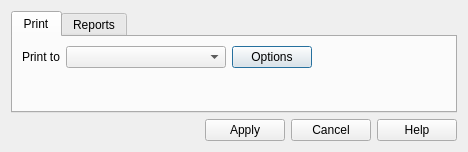
Old version of the form gui/iode_gui/menu/file/file_settings.ui in the repository plan-be/iode.
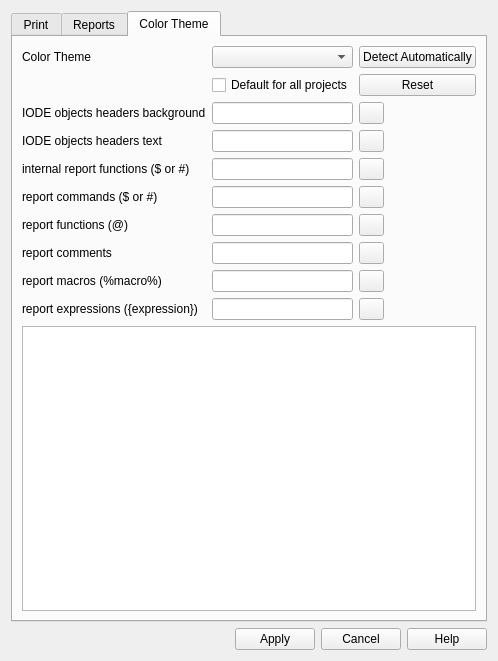
New version of the form. The open tabs and pages were chosen to show the change.

Commit message:
GUI: allowed users to choose the colors displayed in the IODE report editor
fix #1000

Diff of the .ui file:
```diff
--- a/gui/iode_gui/menu/file/file_settings.ui
+++ b/gui/iode_gui/menu/file/file_settings.ui
@@ -6,8 +6,8 @@
    <rect>
     <x>0</x>
     <y>0</y>
-    <width>468</width>
-    <height>152</height>
+    <width>495</width>
+    <height>661</height>
    </rect>
   </property>
   <property name="windowTitle">
@@ -156,10 +156,368 @@
          </attribute>
         </widget>
        </item>
+       <item row="2" column="0">
+        <spacer name="verticalSpacer_4">
+         <property name="orientation">
+          <enum>Qt::Vertical</enum>
+         </property>
+         <property name="sizeHint" stdset="0">
+          <size>
+           <width>20</width>
+           <height>40</height>
+          </size>
+         </property>
+        </spacer>
+       </item>
+      </layout>
+     </widget>
+     <widget class="QWidget" name="tab">
+      <attribute name="title">
+       <string>Color Theme</string>
+      </attribute>
+      <layout class="QGridLayout" name="gridLayout_4">
+       <item row="8" column="2">
+        <widget class="QPushButton" name="pushButton_report_macros">
+         <property name="maximumSize">
+          <size>
+           <width>25</width>
+           <height>16777215</height>
+          </size>
+         </property>
+         <property name="text">
+          <string/>
+         </property>
+        </widget>
+       </item>
+       <item row="7" column="3">
+        <spacer name="horizontalSpacer_10">
+         <property name="orientation">
+          <enum>Qt::Horizontal</enum>
+         </property>
+         <property name="sizeHint" stdset="0">
+          <size>
+           <width>40</width>
+           <height>20</height>
+          </size>
+         </property>
+        </spacer>
+       </item>
+       <item row="5" column="3">
+        <spacer name="horizontalSpacer_6">
+         <property name="orientation">
+          <enum>Qt::Horizontal</enum>
+         </property>
+         <property name="sizeHint" stdset="0">
+          <size>
+           <width>86</width>
+           <height>20</height>
+          </size>
+         </property>
+        </spacer>
+       </item>
+       <item row="6" column="2">
+        <widget class="QPushButton" name="pushButton_report_functions">
+         <property name="maximumSize">
+          <size>
+           <width>25</width>
+           <height>16777215</height>
+          </size>
+         </property>
+         <property name="text">
+          <string/>
+         </property>
+        </widget>
+       </item>
+       <item row="3" column="1">
+        <widget class="QLineEdit" name="lineEdit_header_text"/>
+       </item>
+       <item row="4" column="3">
+        <spacer name="horizontalSpacer_5">
+         <property name="orientation">
+          <enum>Qt::Horizontal</enum>
+         </property>
+         <property name="sizeHint" stdset="0">
+          <size>
+           <width>86</width>
+           <height>20</height>
+          </size>
+         </property>
+        </spacer>
+       </item>
+       <item row="9" column="0">
+        <widget class="QLabel" name="label_7">
+         <property name="text">
+          <string>report expressions ({expression})</string>
+         </property>
+        </widget>
+       </item>
+       <item row="6" column="3">
+        <spacer name="horizontalSpacer_7">
+         <property name="orientation">
+          <enum>Qt::Horizontal</enum>
+         </property>
+         <property name="sizeHint" stdset="0">
+          <size>
+           <width>86</width>
+           <height>20</height>
+          </size>
+         </property>
+        </spacer>
+       </item>
+       <item row="2" column="1">
+        <widget class="QLineEdit" name="lineEdit_header_background"/>
+       </item>
+       <item row="8" column="1">
+        <widget class="QLineEdit" name="lineEdit_report_macros"/>
+       </item>
+       <item row="10" column="0" colspan="4">
+        <widget class="QPlainTextEdit" name="plainTextEdit_report_example">
+         <property name="readOnly">
+          <bool>true</bool>
+         </property>
+         <property name="plainText">
+          <string/>
+         </property>
+        </widget>
+       </item>
+       <item row="6" column="1">
+        <widget class="QLineEdit" name="lineEdit_report_functions"/>
+       </item>
+       <item row="3" column="0">
+        <widget class="QLabel" name="label_2">
+         <property name="text">
+          <string>IODE objects headers text</string>
+         </property>
+        </widget>
+       </item>
+       <item row="5" column="0">
+        <widget class="QLabel" name="label_4">
+         <property name="text">
+          <string>report commands ($ or #)</string>
+         </property>
+        </widget>
+       </item>
+       <item row="9" column="1">
+        <widget class="QLineEdit" name="lineEdit_report_expressions"/>
+       </item>
+       <item row="9" column="3">
+        <spacer name="horizontalSpacer_9">
+         <property name="orientation">
+          <enum>Qt::Horizontal</enum>
+         </property>
+         <property name="sizeHint" stdset="0">
+          <size>
+           <width>86</width>
+           <height>20</height>
+          </size>
+         </property>
+        </spacer>
+       </item>
+       <item row="5" column="1">
+        <widget class="QLineEdit" name="lineEdit_report_commands"/>
+       </item>
+       <item row="8" column="0">
+        <widget class="QLabel" name="label_6">
+         <property name="text">
+          <string>report macros (%macro%)</string>
+         </property>
+        </widget>
+       </item>
+       <item row="4" column="0">
+        <widget class="QLabel" name="label_3">
+         <property name="text">
+          <string>internal report functions ($ or #)</string>
+         </property>
+        </widget>
+       </item>
+       <item row="3" column="2">
+        <widget class="QPushButton" name="pushButton_header_text">
+         <property name="maximumSize">
+          <size>
+           <width>25</width>
+           <height>16777215</height>
+          </size>
+         </property>
+         <property name="text">
+          <string/>
+         </property>
+        </widget>
+       </item>
+       <item row="8" column="3">
+        <spacer name="horizontalSpacer_8">
+         <property name="orientation">
+          <enum>Qt::Horizontal</enum>
+         </property>
+         <property name="sizeHint" stdset="0">
+          <size>
+           <width>86</width>
+           <height>20</height>
+          </size>
+         </property>
+        </spacer>
+       </item>
+       <item row="4" column="2">
+        <widget class="QPushButton" name="pushButton_report_internal_functions">
+         <property name="maximumSize">
+          <size>
+           <width>25</width>
+           <height>16777215</height>
+          </size>
+         </property>
+         <property name="text">
+          <string/>
+         </property>
+        </widget>
+       </item>
+       <item row="6" column="0">
+        <widget class="QLabel" name="label_5">
+         <property name="text">
+          <string>report functions (@)</string>
+         </property>
+        </widget>
+       </item>
+       <item row="0" column="2" colspan="2">
+        <widget class="QPushButton" name="pushButton_detect_color_theme">
+         <property name="toolTip">
+          <string>Try to dectect if light mode or dark mode from the OS settings</string>
+         </property>
+         <property name="text">
+          <string>Detect Automatically</string>
+         </property>
+        </widget>
+       </item>
+       <item row="4" column="1">
+        <widget class="QLineEdit" name="lineEdit_report_internal_functions"/>
+       </item>
+       <item row="2" column="0">
+        <widget class="QLabel" name="label">
+         <property name="text">
+          <string>IODE objects headers background</string>
+         </property>
+        </widget>
+       </item>
+       <item row="7" column="2">
+        <widget class="QPushButton" name="pushButton_report_comments">
+         <property name="maximumSize">
+          <size>
+           <width>25</width>
+           <height>16777215</height>
+          </size>
+         </property>
+         <property name="text">
+          <string/>
+         </property>
+        </widget>
+       </item>
+       <item row="7" column="0">
+        <widget class="QLabel" name="label_9">
+         <property name="text">
+          <string>report comments</string>
+         </property>
+        </widget>
+       </item>
+       <item row="2" column="3">
+        <spacer name="horizontalSpacer_3">
+         <property name="orientation">
+          <enum>Qt::Horizontal</enum>
+         </property>
+         <property name="sizeHint" stdset="0">
+          <size>
+           <width>86</width>
+           <height>20</height>
+          </size>
+         </property>
+        </spacer>
+       </item>
+       <item row="5" column="2">
+        <widget class="QPushButton" name="pushButton_report_commands">
+         <property name="maximumSize">
+          <size>
+           <width>25</width>
+           <height>16777215</height>
+          </size>
+         </property>
+         <property name="text">
+          <string/>
+         </property>
+        </widget>
+       </item>
+       <item row="9" column="2">
+        <widget class="QPushButton" name="pushButton_report_expressions">
+         <property name="maximumSize">
+          <size>
+           <width>25</width>
+           <height>16777215</height>
+          </size>
+         </property>
+         <property name="text">
+          <string/>
+         </property>
+        </widget>
+       </item>
+       <item row="0" column="0">
+        <widget class="QLabel" name="label_color_theme">
+         <property name="text">
+          <string>Color Theme</string>
+         </property>
+        </widget>
+       </item>
+       <item row="2" column="2">
+        <widget class="QPushButton" name="pushButton_header_background">
+         <property name="maximumSize">
+          <size>
+           <width>25</width>
+           <height>16777215</height>
+          </size>
+         </property>
+         <property name="text">
+          <string/>
+         </property>
+        </widget>
+       </item>
+       <item row="7" column="1">
+        <widget class="QLineEdit" name="lineEdit_report_comments"/>
+       </item>
+       <item row="0" column="1">
+        <widget class="QComboBox" name="comboBox_color_theme"/>
+       </item>
+       <item row="3" column="3">
+        <spacer name="horizontalSpacer_4">
+         <property name="orientation">
+          <enum>Qt::Horizontal</enum>
+         </property>
+         <property name="sizeHint" stdset="0">
+          <size>
+           <width>86</width>
+           <height>20</height>
+          </size>
+         </property>
+        </spacer>
+       </item>
+       <item row="1" column="1">
+        <widget class="QCheckBox" name="checkBox_default_color_theme">
+         <property name="text">
+          <string>Default for all projects</string>
+         </property>
+        </widget>
+       </item>
        <item row="1" column="0">
-        <widget class="QRadioButton" name="radioButton_run_from_parent_dir">
+        <spacer name="horizontalSpacer_11">
+         <property name="orientation">
+          <enum>Qt::Horizontal</enum>
+         </property>
+         <property name="sizeHint" stdset="0">
+          <size>
+           <width>40</width>
+           <height>20</height>
+          </size>
+         </property>
+        </spacer>
+       </item>
+       <item row="1" column="2" colspan="2">
+        <widget class="QPushButton" name="pushButton_reset">
          <property name="text">
-          <string>Run Reports From The Parent Directory</string>
+          <string>Reset</string>
          </property>
          <attribute name="buttonGroup">
           <string notr="true">buttonGroup_reports</string>
```
Left out of the diff: 64 changed lines with no effect on the pictures. The commit also changes 13 other files.
